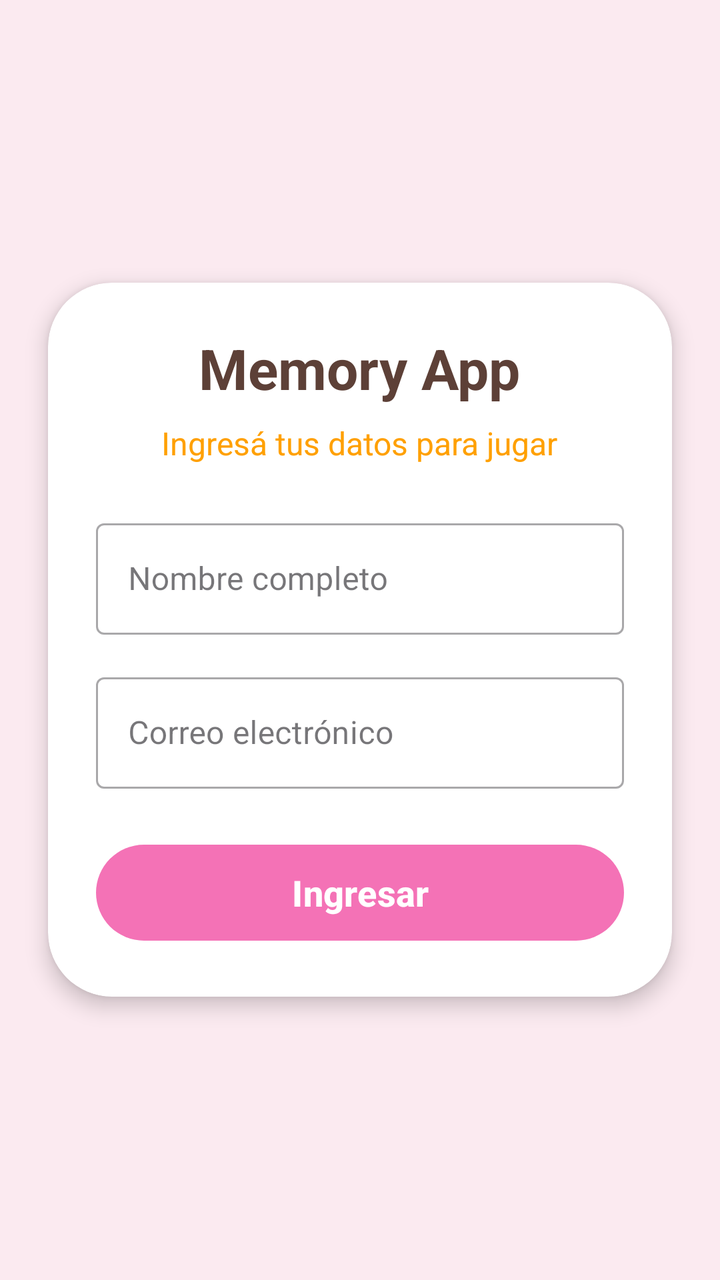
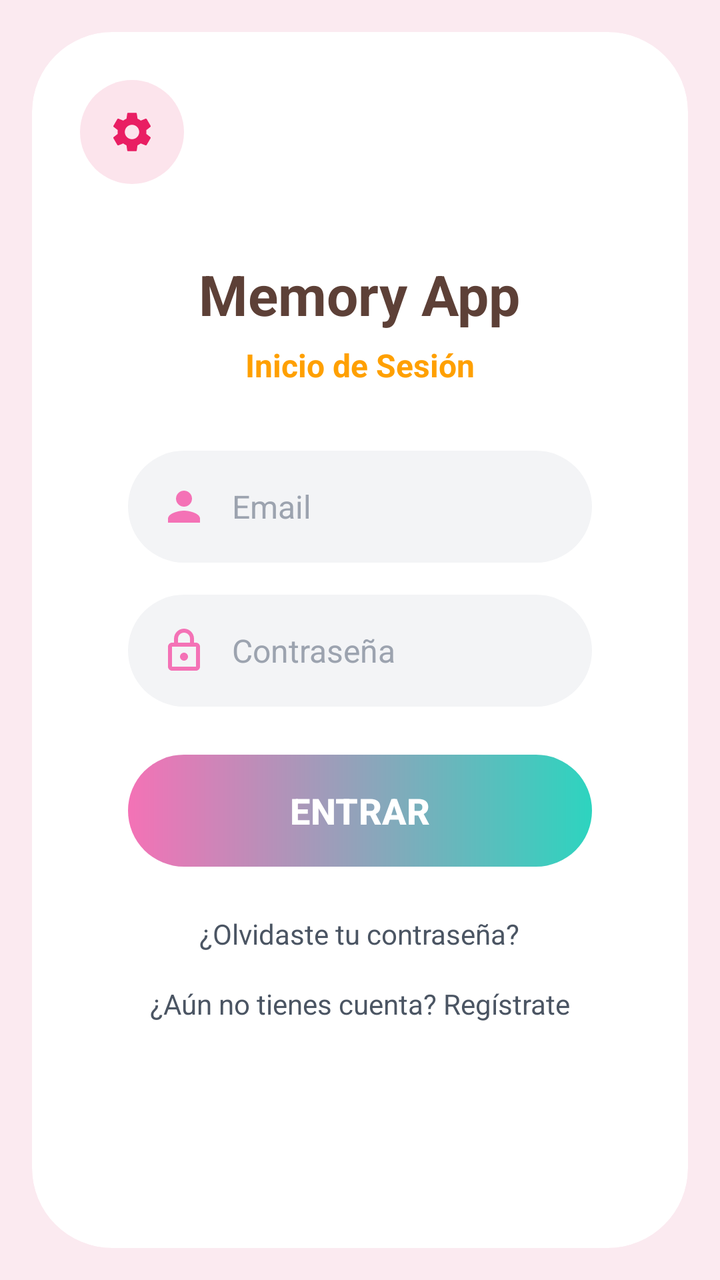

The first picture is an Android layout as it rendered before a commit; the second is the same layout after the commit. The layout source and the unified diff follow.
<!-- AndroidManifest.xml: application theme Theme.MemoryPract -->
<!-- res/layout/activity_login.xml -->
<?xml version="1.0" encoding="utf-8"?>
<RelativeLayout xmlns:android="http://schemas.android.com/apk/res/android"
    xmlns:app="http://schemas.android.com/apk/res-auto"
    xmlns:tools="http://schemas.android.com/tools"
    android:id="@+id/main"
    android:layout_width="match_parent"
    android:layout_height="match_parent"
    android:background="@color/bg_main"
    tools:context=".ui.controladores.login">

    <androidx.cardview.widget.CardView
        android:layout_width="match_parent"
        android:layout_height="wrap_content"
        android:layout_centerInParent="true"
        android:layout_margin="24dp"
        app:cardCornerRadius="32dp"
        app:cardElevation="6dp"
        app:cardBackgroundColor="#FFFFFF">

        <LinearLayout
            android:layout_width="match_parent"
            android:layout_height="wrap_content"
            android:orientation="vertical"
            android:padding="24dp"
            android:gravity="center">

            <TextView
                android:id="@+id/tvTitle"
                android:layout_width="wrap_content"
                android:layout_height="wrap_content"
                android:text="@string/memory_app"
                android:textSize="28sp"
                android:textStyle="bold"
                android:textColor="@color/title_color" />

            <TextView
                android:id="@+id/tvSubtitle"
                android:layout_width="wrap_content"
                android:layout_height="wrap_content"
                android:layout_marginTop="8dp"
                android:text="Ingresá tus datos para jugar"
                android:textSize="16sp"
                android:textColor="@color/subtitle_color" />

            <com.google.android.material.textfield.TextInputLayout
                android:layout_width="match_parent"
                android:layout_height="wrap_content"
                android:layout_marginTop="24dp"
                android:hint="Nombre completo"
                style="@style/Widget.MaterialComponents.TextInputLayout.OutlinedBox">

                <com.google.android.material.textfield.TextInputEditText
                    android:id="@+id/etNombre"
                    android:layout_width="match_parent"
                    android:layout_height="wrap_content"
                    android:inputType="textPersonName" />
            </com.google.android.material.textfield.TextInputLayout>

            <com.google.android.material.textfield.TextInputLayout
                android:layout_width="match_parent"
                android:layout_height="wrap_content"
                android:layout_marginTop="16dp"
                android:hint="Correo electrónico"
                style="@style/Widget.MaterialComponents.TextInputLayout.OutlinedBox">

                <com.google.android.material.textfield.TextInputEditText
                    android:id="@+id/etCorreo"
                    android:layout_width="match_parent"
                    android:layout_height="wrap_content"
                    android:inputType="textEmailAddress" />
            </com.google.android.material.textfield.TextInputLayout>

            <com.google.android.material.button.MaterialButton
                android:id="@+id/btnLogin"
                android:layout_width="match_parent"
                android:layout_height="56dp"
                android:layout_marginTop="24dp"
                android:text="Ingresar"
                android:textColor="#FFFFFF"
                android:textSize="18sp"
                android:textStyle="bold"
                app:cornerRadius="28dp"
                app:backgroundTint="@color/card_pink" />

        </LinearLayout>

    </androidx.cardview.widget.CardView>

</RelativeLayout>
<!-- resources referenced by this layout -->
<resources>
  <color name="bg_main">#FBEAF0</color>
  <color name="card_pink">#F472B6</color>
  <color name="subtitle_color">#FFA000</color>
  <color name="title_color">#5D4037</color>
  <string name="memory_app">Memory App</string>
  <style name="Theme.MemoryPract" parent="Base.Theme.MemoryPract" />
  <style name="Base.Theme.MemoryPract" parent="Theme.Material3.DayNight.NoActionBar">
          
          
      </style>
</resources>

<!-- the commit's change to res/layout/activity_login.xml (unified diff, before → after) -->
@@ -10,79 +10,156 @@
 
     <androidx.cardview.widget.CardView
         android:layout_width="match_parent"
-        android:layout_height="wrap_content"
-        android:layout_centerInParent="true"
-        android:layout_margin="24dp"
-        app:cardCornerRadius="32dp"
-        app:cardElevation="6dp"
+        android:layout_height="match_parent"
+        android:layout_margin="16dp"
+        app:cardCornerRadius="40dp"
+        app:cardElevation="0dp"
         app:cardBackgroundColor="#FFFFFF">
 
-        <LinearLayout
+        <RelativeLayout
             android:layout_width="match_parent"
-            android:layout_height="wrap_content"
-            android:orientation="vertical"
-            android:padding="24dp"
-            android:gravity="center">
+            android:layout_height="match_parent"
+            android:padding="24dp">
 
-            <TextView
-                android:id="@+id/tvTitle"
-                android:layout_width="wrap_content"
-                android:layout_height="wrap_content"
-                android:text="@string/memory_app"
-                android:textSize="28sp"
-                android:textStyle="bold"
-                android:textColor="@color/title_color" />
+            
+            <androidx.appcompat.widget.AppCompatImageButton
+                android:id="@+id/btnSettings"
+                android:layout_width="52dp"
+                android:layout_height="52dp"
+                android:layout_alignParentTop="true"
+                android:layout_alignParentStart="true"
+                android:background="@drawable/bg_settings_icon"
+                android:src="@drawable/ic_settings"
+                android:padding="14dp"
+                android:tint="@color/settings_icon"
+                android:contentDescription="@string/settings_desc" />
 
-            <TextView
-                android:id="@+id/tvSubtitle"
-                android:layout_width="wrap_content"
-                android:layout_height="wrap_content"
-                android:layout_marginTop="8dp"
-                android:text="Ingresá tus datos para jugar"
-                android:textSize="16sp"
-                android:textColor="@color/subtitle_color" />
-
-            <com.google.android.material.textfield.TextInputLayout
+            
+            <LinearLayout
                 android:layout_width="match_parent"
                 android:layout_height="wrap_content"
-                android:layout_marginTop="24dp"
-                android:hint="Nombre completo"
-                style="@style/Widget.MaterialComponents.TextInputLayout.OutlinedBox">
+                android:layout_centerInParent="true"
+                android:layout_marginHorizontal="24dp"
+                android:orientation="vertical"
+                android:gravity="center">
 
-                <com.google.android.material.textfield.TextInputEditText
-                    android:id="@+id/etNombre"
+                <TextView
+                    android:id="@+id/tvTitle"
+                    android:layout_width="wrap_content"
+                    android:layout_height="wrap_content"
+                    android:text="@string/memory_app"
+                    android:textSize="28sp"
+                    android:textStyle="bold"
+                    android:textColor="@color/title_color" />
+
+                <TextView
+                    android:id="@+id/tvSubtitle"
+                    android:layout_width="wrap_content"
+                    android:layout_height="wrap_content"
+                    android:layout_marginTop="6dp"
+                    android:text="Inicio de Sesión"
+                    android:textSize="16sp"
+                    android:textStyle="bold"
+                    android:textColor="@color/subtitle_color" />
+
+                
+                <LinearLayout
                     android:layout_width="match_parent"
+                    android:layout_height="56dp"
+                    android:layout_marginTop="32dp"
+                    android:background="@drawable/bg_input_field"
+                    android:orientation="horizontal"
+                    android:gravity="center_vertical"
+                    android:paddingHorizontal="16dp">
+
+                    <ImageView
+                        android:layout_width="24dp"
+                        android:layout_height="24dp"
+                        android:src="@drawable/ic_person"
+                        app:tint="@color/btn_animales_end"
+                        android:contentDescription="Email icon" />
+
+                    <EditText
+                        android:id="@+id/etEmail"
+                        android:layout_width="match_parent"
+                        android:layout_height="match_parent"
+                        android:background="@null"
+                        android:hint="Email"
+                        android:inputType="textEmailAddress"
+                        android:paddingStart="12dp"
+                        android:textColor="@color/black"
+                        android:textColorHint="#9CA3AF"
+                        android:textSize="16sp" />
+                </LinearLayout>
+
+                
+                <LinearLayout
+                    android:layout_width="match_parent"
+                    android:layout_height="56dp"
+                    android:layout_marginTop="16dp"
+                    android:background="@drawable/bg_input_field"
+                    android:orientation="horizontal"
+                    android:gravity="center_vertical"
+                    android:paddingHorizontal="16dp">
+
+                    <ImageView
+                        android:layout_width="24dp"
+                        android:layout_height="24dp"
+                        android:src="@drawable/ic_lock"
+                        app:tint="@color/btn_animales_end"
+                        android:contentDescription="Password icon" />
+
+                    <EditText
+                        android:id="@+id/etPassword"
+                        android:layout_width="match_parent"
+                        android:layout_height="match_parent"
+                        android:background="@null"
+                        android:hint="Contraseña"
+                        android:inputType="textPassword"
+                        android:paddingStart="12dp"
+                        android:textColor="@color/black"
+                        android:textColorHint="#9CA3AF"
+                        android:textSize="16sp" />
+                </LinearLayout>
+
+                
+                <com.google.android.material.button.MaterialButton
+                    android:id="@+id/btnLogin"
+                    android:layout_width="match_parent"
+                    android:layout_height="56dp"
+                    android:layout_marginTop="24dp"
+                    android:background="@drawable/bg_gradient_button"
+                    app:backgroundTint="@null"
+                    android:text="ENTRAR"
+                    android:textColor="#FFFFFF"
+                    android:textSize="18sp"
+                    android:textStyle="bold"
+                    android:textAllCaps="true"
+                    app:cornerRadius="28dp"
+                    android:elevation="4dp" />
+
+                
+                <TextView
+                    android:id="@+id/tvForgot"
+                    android:layout_width="wrap_content"
                     android:layout_height="wrap_content"
-                    android:inputType="textPersonName" />
-            </com.google.android.material.textfield.TextInputLayout>
+                    android:layout_marginTop="24dp"
+                    android:text="¿Olvidaste tu contraseña?"
+                    android:textColor="#4B5563"
+                    android:textSize="14sp" />
 
-            <com.google.android.material.textfield.TextInputLayout
-                android:layout_width="match_parent"
-                android:layout_height="wrap_content"
-                android:layout_marginTop="16dp"
-                android:hint="Correo electrónico"
-                style="@style/Widget.MaterialComponents.TextInputLayout.OutlinedBox">
+                <TextView
+                    android:id="@+id/tvRegister"
+                    android:layout_width="wrap_content"
+                    android:layout_height="wrap_content"
+                    android:layout_marginTop="16dp"
+                    android:text="¿Aún no tienes cuenta? Regístrate"
+                    android:textColor="#4B5563"
+                    android:textSize="14sp" />
 
-                <com.google.android.material.textfield.TextInputEditText
-                    android:id="@+id/etCorreo"
-                    android:layout_width="match_parent"
-                    android:layout_height="wrap_content"
-                    android:inputType="textEmailAddress" />
-            </com.google.android.material.textfield.TextInputLayout>
+            </LinearLayout>
 
-            <com.google.android.material.button.MaterialButton
-                android:id="@+id/btnLogin"
-                android:layout_width="match_parent"
-                android:layout_height="56dp"
-                android:layout_marginTop="24dp"
-                android:text="Ingresar"
-                android:textColor="#FFFFFF"
-                android:textSize="18sp"
-                android:textStyle="bold"
-                app:cornerRadius="28dp"
-                app:backgroundTint="@color/card_pink" />
-
-        </LinearLayout>
+        </RelativeLayout>
 
     </androidx.cardview.widget.CardView>
 
<!-- resource entries referenced after the edit -->
@@ -1,11 +1,68 @@
 <!-- resources referenced by this layout -->
 <resources>
   <color name="bg_main">#FBEAF0</color>
-  <color name="card_pink">#F472B6</color>
+  <color name="black">#FF000000</color>
+  <color name="btn_animales_end">#F472B6</color>
+  <color name="settings_icon">#E91E63</color>
   <color name="subtitle_color">#FFA000</color>
   <color name="title_color">#5D4037</color>
+  <!-- drawable bg_gradient_button (drawable) -->
+  <?xml version="1.0" encoding="utf-8"?>
+  <shape xmlns:android="http://schemas.android.com/apk/res/android"
+      android:shape="rectangle">
+      <gradient
+          android:startColor="#F472B6"
+          android:endColor="#2DD4BF"
+          android:angle="0" />
+      <corners android:radius="28dp" />
+  </shape>
+  <!-- drawable bg_input_field (drawable) -->
+  <?xml version="1.0" encoding="utf-8"?>
+  <shape xmlns:android="http://schemas.android.com/apk/res/android"
+      android:shape="rectangle">
+      <solid android:color="#F3F4F6" />
+      <corners android:radius="28dp" />
+  </shape>
+  <!-- drawable bg_settings_icon (drawable) -->
+  <?xml version="1.0" encoding="utf-8"?>
+  <shape xmlns:android="http://schemas.android.com/apk/res/android"
+      android:shape="oval">
+      <solid android:color="@color/settings_bg" />
+  </shape>
+  <!-- drawable ic_lock (drawable) -->
+  <vector xmlns:android="http://schemas.android.com/apk/res/android"
+      android:width="24dp"
+      android:height="24dp"
+      android:viewportWidth="24"
+      android:viewportHeight="24">
+      <path
+          android:fillColor="#000000"
+          android:pathData="M18,8h-1V6c0,-2.76 -2.24,-5 -5,-5S7,3.24 7,6v2H6c-1.1,0 -2,0.9 -2,2v10c0,1.1 0.9,2 2,2h12c1.1,0 2,-0.9 2,-2V10c0,-1.1 -0.9,-2 -2,-2zM9,6c0,-1.66 1.34,-3 3,-3s3,1.34 3,3v2H9V6zm9,14H6V10h12v10zm-6,-3c1.1,0 2,-0.9 2,-2s-0.9,-2 -2,-2 -2,0.9 -2,2 0.9,2 2,2z"/>
+  </vector>
+  <!-- drawable ic_person (drawable) -->
+  <vector xmlns:android="http://schemas.android.com/apk/res/android"
+      android:width="24dp"
+      android:height="24dp"
+      android:viewportWidth="24"
+      android:viewportHeight="24">
+      <path
+          android:fillColor="#000000"
+          android:pathData="M12,12c2.21,0 4,-1.79 4,-4s-1.79,-4 -4,-4 -4,1.79 -4,4 1.79,4 4,4zM12,14c-2.67,0 -8,1.34 -8,4v2h16v-2c0,-2.66 -5.33,-4 -8,-4z"/>
+  </vector>
+  <!-- drawable ic_settings (drawable) -->
+  <vector xmlns:android="http://schemas.android.com/apk/res/android"
+      android:width="24dp"
+      android:height="24dp"
+      android:viewportWidth="24"
+      android:viewportHeight="24">
+      <path
+          android:fillColor="#000000"
+          android:pathData="M19.14,12.94c0.04,-0.3 0.06,-0.61 0.06,-0.94c0,-0.32 -0.02,-0.64 -0.06,-0.94l2.03,-1.58c0.18,-0.14 0.23,-0.41 0.12,-0.61l-1.92,-3.32c-0.12,-0.22 -0.37,-0.29 -0.59,-0.22l-2.39,0.96c-0.5,-0.38 -1.03,-0.7 -1.62,-0.94L14.4,2.81c-0.04,-0.24 -0.24,-0.41 -0.48,-0.41h-3.84c-0.24,0 -0.43,0.17 -0.47,0.41l-0.36,2.54c-0.59,0.24 -1.13,0.57 -1.62,0.94l-2.39,-0.96c-0.22,-0.08 -0.47,0 -0.59,0.22L2.74,8.87c-0.12,0.21 -0.08,0.47 0.12,0.61l2.03,1.58C4.84,11.36 4.81,11.67 4.81,12c0,0.33 0.02,0.64 0.06,0.94l-2.03,1.58c-0.18,0.14 -0.23,0.41 -0.12,0.61l1.92,3.32c0.12,0.22 0.37,0.29 0.59,0.22l2.39,-0.96c0.5,0.38 1.03,0.7 1.62,0.94l0.36,2.54c0.05,0.24 0.24,0.41 0.48,0.41h3.84c0.24,0 0.44,-0.17 0.47,-0.41l0.36,-2.54c0.59,-0.24 1.13,-0.57 1.62,-0.94l2.39,0.96c0.22,0.08 0.47,0 0.59,-0.22l1.92,-3.32c0.12,-0.21 0.07,-0.47 -0.12,-0.61L19.14,12.94zM12,15.6c-1.98,0 -3.6,-1.62 -3.6,-3.6s1.62,-3.6 3.6,-3.6s3.6,1.62 3.6,3.6S13.98,15.6 12,15.6z"/>
+  </vector>
   <string name="memory_app">Memory App</string>
+  <string name="settings_desc">Configuración</string>
   <style name="Theme.MemoryPract" parent="Base.Theme.MemoryPract" />
+  <color name="settings_bg">#FCE4EC</color>
   <style name="Base.Theme.MemoryPract" parent="Theme.Material3.DayNight.NoActionBar">
           
           
